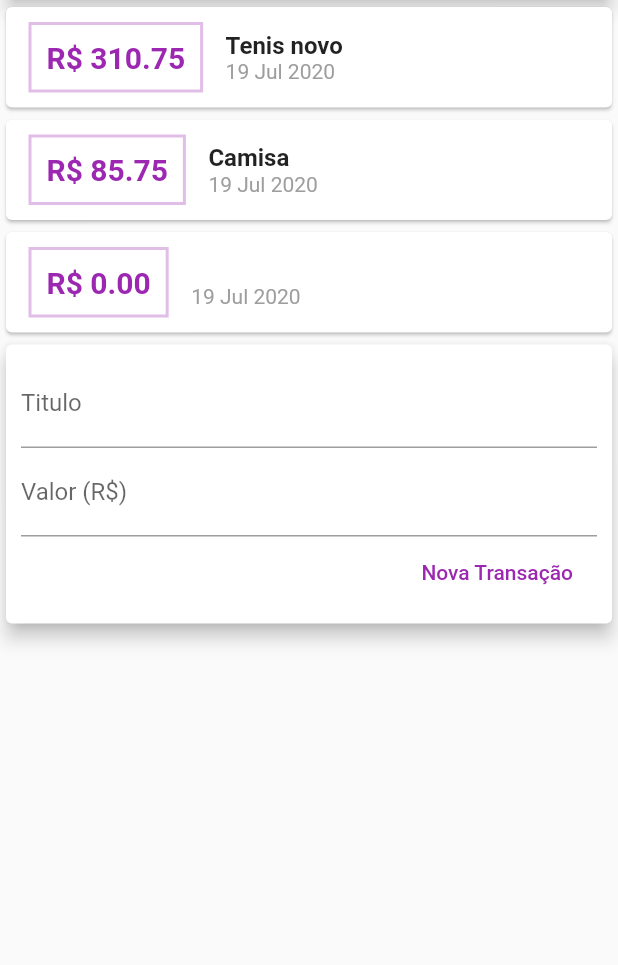
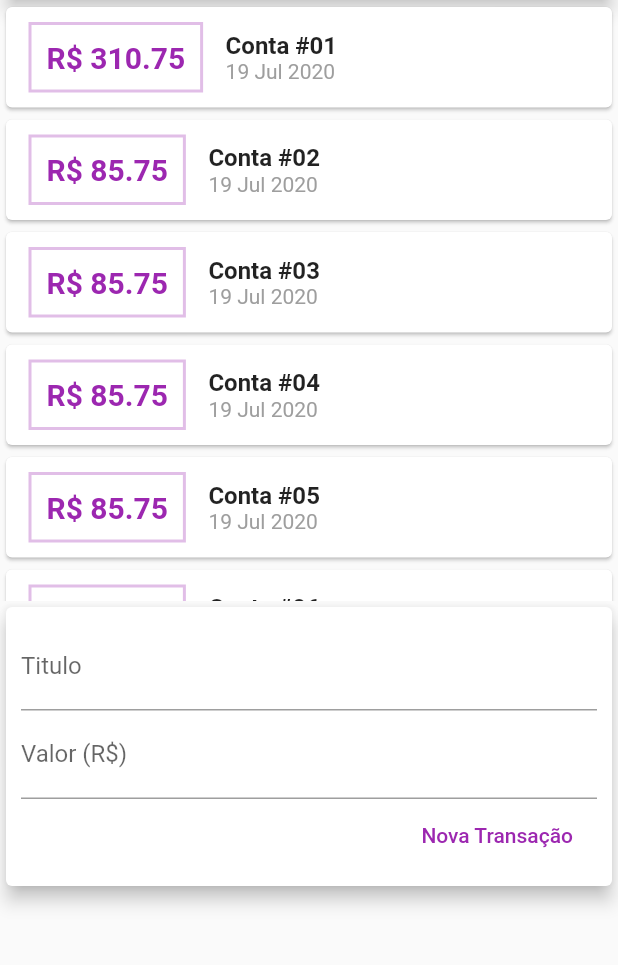
Before and after one commit to VadaGuilherme/flutter_expenses, a Flutter app: the screen it shows after launch, after a tap on "Nova Transação", on a phone screen of 412 x 824 dp, the part 119-1084 px from its top. Run offline on Flutter 3.47's test engine with Material 2 defaults, Android fonts, the phone set to English and light mode, and no system bars.

```diff
--- a/lib/components/transaction_form.dart
+++ b/lib/components/transaction_form.dart
@@ -1,4 +1,3 @@
-import 'package:expenses/components/transaction_list.dart';
 import 'package:flutter/material.dart';
 
 class TransactionForm extends StatelessWidget {
--- a/lib/components/transaction_list.dart
+++ b/lib/components/transaction_list.dart
@@ -9,7 +9,10 @@ class TransactionList extends StatelessWidget {
 
   @override
   Widget build(BuildContext context) {
-    return Column(
+    return Container(
+      height: 400,
+      child: SingleChildScrollView(
+        child: Column(
           children: transaction.map((tr) {
             return Card(
               child: Row(
@@ -57,6 +60,8 @@ class TransactionList extends StatelessWidget {
               ),
             );
           }).toList(),
+        ),
+      ),
     );
   }
 }
--- a/lib/components/transaction_user.dart
+++ b/lib/components/transaction_user.dart
@@ -14,13 +14,43 @@ class _TransactionUserState extends State<TransactionUser> {
   final _transactions = [
     Transaction(
       id: '1',
-      title: 'Tenis novo',
+      title: 'Conta #01',
       value: 310.75,
       date: DateTime.now(),
     ),
     Transaction(
       id: '2',
-      title: 'Camisa',
+      title: 'Conta #02',
+      value: 85.75,
+      date: DateTime.now(),
+    ),
+    Transaction(
+      id: '2',
+      title: 'Conta #03',
+      value: 85.75,
+      date: DateTime.now(),
+    ),
+    Transaction(
+      id: '2',
+      title: 'Conta #04',
+      value: 85.75,
+      date: DateTime.now(),
+    ),
+    Transaction(
+      id: '2',
+      title: 'Conta #05',
+      value: 85.75,
+      date: DateTime.now(),
+    ),
+    Transaction(
+      id: '2',
+      title: 'Conta #06',
+      value: 85.75,
+      date: DateTime.now(),
+    ),
+    Transaction(
+      id: '2',
+      title: 'Conta #07',
       value: 85.75,
       date: DateTime.now(),
     )
--- a/lib/main.dart
+++ b/lib/main.dart
@@ -18,7 +18,8 @@ class MyHomePage extends StatelessWidget {
   Widget build(BuildContext context) {
     return Scaffold(
       appBar: AppBar(title: Text('Minhas despesas')),
-      body: Column(
+      body: SingleChildScrollView(
+        child: Column(
           crossAxisAlignment: CrossAxisAlignment.stretch,
           children: <Widget>[
             Container(
@@ -32,6 +33,7 @@ class MyHomePage extends StatelessWidget {
             TransactionUser(),
           ],
         ),
+      ),
     );
   }
 }
```
Lines whose indentation alone changed are shown as unchanged.
